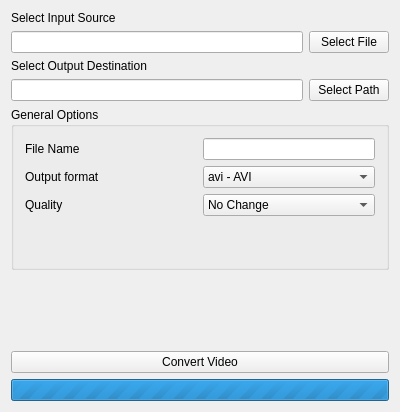
Above: mainwindow.ui from NRauh/SFVC before the change. Below: the same form after it.
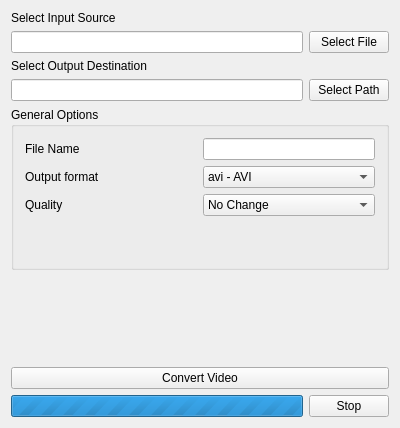
That is the form after the change.

Commit message: Added a stop button

```diff
--- a/mainwindow.ui
+++ b/mainwindow.ui
@@ -7,7 +7,7 @@
     <x>0</x>
     <y>0</y>
     <width>400</width>
-    <height>412</height>
+    <height>428</height>
    </rect>
   </property>
   <property name="windowTitle">
@@ -246,6 +246,8 @@
      </widget>
     </item>
     <item>
+     <layout class="QHBoxLayout" name="convertingGroup">
+      <item>
      <widget class="QProgressBar" name="progressBar">
       <property name="enabled">
        <bool>true</bool>
@@ -260,6 +262,15 @@
        <bool>false</bool>
       </property>
      </widget>
+      </item>
+      <item>
+       <widget class="QPushButton" name="stopConvert">
+        <property name="text">
+         <string>Stop</string>
+        </property>
+       </widget>
+      </item>
+     </layout>
     </item>
    </layout>
   </widget>
```
Lines whose indentation alone changed are shown as unchanged. The commit also changes 4 other files.
